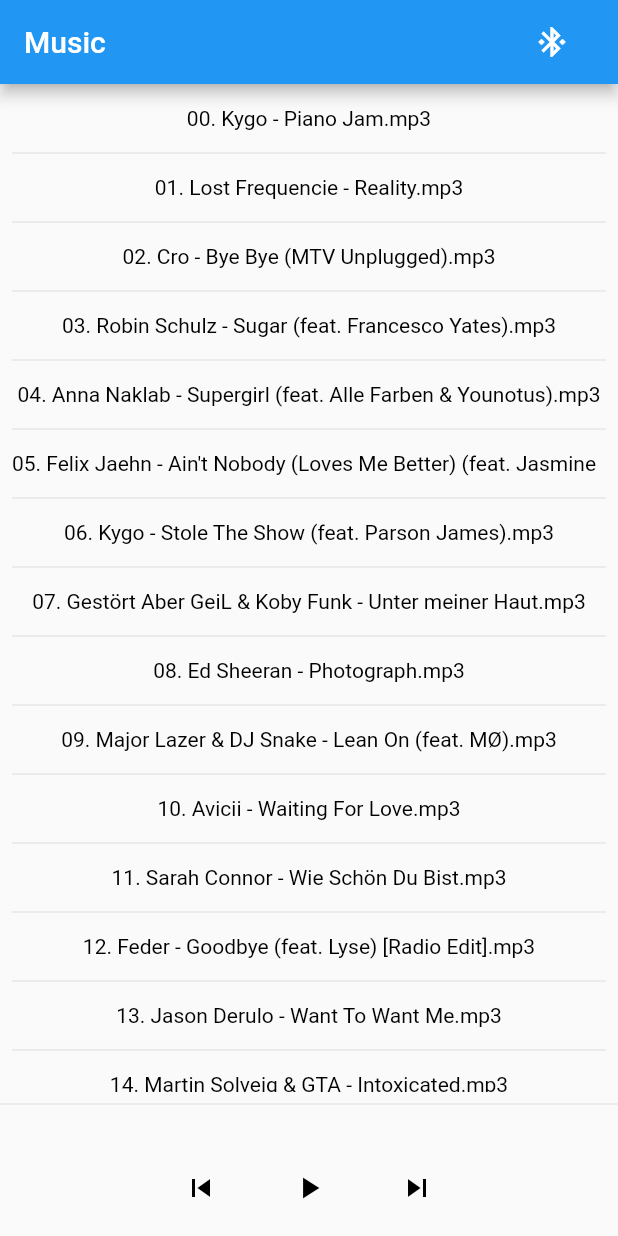
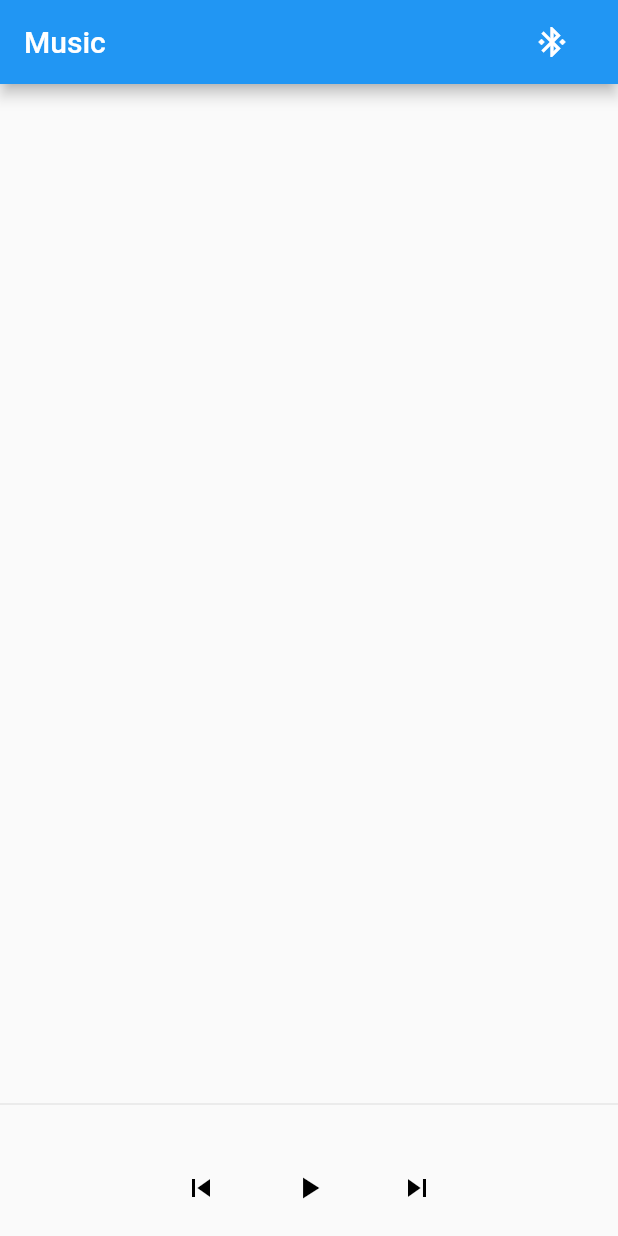
Before and after one commit to TheSlimvReal/esense-music-player, a Flutter app: the screen it shows after launch, on a phone screen of 412 x 824 dp. Run offline on Flutter 3.47's test engine with Material 2 defaults, Android fonts, the phone set to English and light mode, and no system bars; our stand-ins replace assets_audio_player, event_bus; missing offline and left inert: esense_flutter.

Commit message:
made ready for public

```diff
--- a/lib/music/MusicPlayer.dart
+++ b/lib/music/MusicPlayer.dart
@@ -19,28 +19,10 @@ class MusicPlayer {
 
   List<String> _getSongNames() {
     return [
-      '00. Kygo - Piano Jam.mp3',
-      '01. Lost Frequencie - Reality.mp3',
-      '02. Cro - Bye Bye (MTV Unplugged).mp3',
-      '03. Robin Schulz - Sugar (feat. Francesco Yates).mp3',
-      '04. Anna Naklab - Supergirl (feat. Alle Farben & Younotus).mp3',
-      '05. Felix Jaehn - Ain\'t Nobody (Loves Me Better) (feat. Jasmine '
-          'Thompson).mp3',
-      '06. Kygo - Stole The Show (feat. Parson James).mp3',
-      '07. Gestört Aber GeiL & Koby Funk - Unter meiner Haut.mp3',
-      '08. Ed Sheeran - Photograph.mp3',
-      '09. Major Lazer & DJ Snake - Lean On (feat. MØ).mp3',
-      '10. Avicii - Waiting For Love.mp3',
-      '11. Sarah Connor - Wie Schön Du Bist.mp3',
-      '12. Feder - Goodbye (feat. Lyse) [Radio Edit].mp3',
-      '13. Jason Derulo - Want To Want Me.mp3',
-      '14. Martin Solveig & GTA - Intoxicated.mp3',
-      '15. David Guetta - Hey Mama (feat. Nicki Minaj & Afrojack).mp3',
-      '16. MoTrip - So wie du bist.mp3',
-      '17. Joris - Herz ber Kopf.mp3',
-      '18. Lost Frequencies - Are You With Me.mp3',
-      '19. Walk The Moon - Shut Up and Dance.mp3',
-      '20. DJ Antoine - Holiday (feat. Akon).mp3'
+//    Specify the names of the songs here
+//    e.g.:
+//      'my-song.mp3',
+//      'another-song.mp3'
     ];
   }
 
--- a/pubspec.yaml
+++ b/pubspec.yaml
@@ -52,6 +52,7 @@ flutter:
   # To add assets to your application, add an assets section, like this:
   assets:
     - assets/
+#    Paste your songs into the assets folder and add the full names of each mp3 into the MusicPlayer.dart file.
   #  - images/a_dot_burr.jpeg
   #  - images/a_dot_ham.jpeg
 
```
Also changed, not shown: 1 other file.
